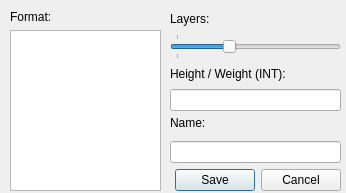
Before: the Qt Designer form UI/newMap.ui in mratmartinez/Mapuche, drawn with Qt 5.
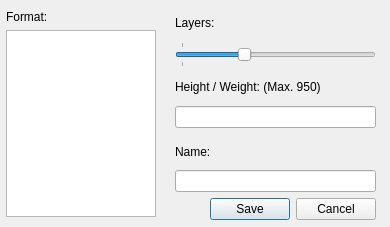
After: the same form once the commit is applied.

Diff of the .ui file:
```diff
--- a/UI/newMap.ui
+++ b/UI/newMap.ui
@@ -9,23 +9,44 @@
    <rect>
     <x>0</x>
     <y>0</y>
-    <width>346</width>
-    <height>193</height>
+    <width>390</width>
+    <height>227</height>
    </rect>
   </property>
+  <property name="minimumSize">
+   <size>
+    <width>390</width>
+    <height>227</height>
+   </size>
+  </property>
+  <property name="maximumSize">
+   <size>
+    <width>390</width>
+    <height>250</height>
+   </size>
+  </property>
   <property name="windowTitle">
    <string>New Map</string>
   </property>
   <widget class="QWidget" name="verticalLayoutWidget">
    <property name="geometry">
     <rect>
-     <x>10</x>
+     <x>0</x>
      <y>10</y>
-     <width>151</width>
-     <height>181</height>
+     <width>161</width>
+     <height>211</height>
     </rect>
    </property>
    <layout class="QVBoxLayout" name="verticalLayout">
+    <property name="leftMargin">
+     <number>6</number>
+    </property>
+    <property name="rightMargin">
+     <number>5</number>
+    </property>
+    <property name="bottomMargin">
+     <number>4</number>
+    </property>
     <item>
      <widget class="QLabel" name="label">
       <property name="text">
@@ -47,15 +68,24 @@
     <rect>
      <x>170</x>
      <y>10</y>
-     <width>171</width>
-     <height>101</height>
+     <width>211</width>
+     <height>121</height>
     </rect>
    </property>
    <layout class="QVBoxLayout" name="verticalLayout_2">
+    <property name="leftMargin">
+     <number>5</number>
+    </property>
+    <property name="rightMargin">
+     <number>5</number>
+    </property>
+    <property name="bottomMargin">
+     <number>3</number>
+    </property>
     <item>
      <widget class="QLabel" name="label_2">
       <property name="text">
-       <string>Layers:</string>
+       <string>Layers: </string>
       </property>
      </widget>
     </item>
@@ -73,6 +103,12 @@
       <property name="orientation">
        <enum>Qt::Horizontal</enum>
       </property>
+      <property name="invertedAppearance">
+       <bool>false</bool>
+      </property>
+      <property name="invertedControls">
+       <bool>false</bool>
+      </property>
       <property name="tickPosition">
        <enum>QSlider::TicksBothSides</enum>
       </property>
@@ -84,7 +120,7 @@
     <item>
      <widget class="QLabel" name="label_4">
       <property name="text">
-       <string>Height / Weight (INT):</string>
+       <string>Height / Weight: (Max. 950)</string>
       </property>
      </widget>
     </item>
@@ -113,12 +149,21 @@
    <property name="geometry">
     <rect>
      <x>170</x>
-     <y>110</y>
-     <width>171</width>
-     <height>81</height>
+     <y>140</y>
+     <width>211</width>
+     <height>83</height>
     </rect>
    </property>
    <layout class="QVBoxLayout" name="verticalLayout_3">
+    <property name="leftMargin">
+     <number>5</number>
+    </property>
+    <property name="rightMargin">
+     <number>5</number>
+    </property>
+    <property name="bottomMargin">
+     <number>3</number>
+    </property>
     <item>
      <widget class="QLabel" name="label_3">
       <property name="text">
```
Left out of the diff: 2 changed lines with no effect on the pictures.
